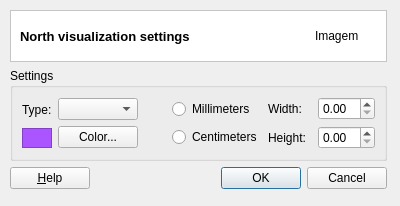
Old version of the form src/terralib/layout/qt/ui/NorthSettings.ui in the repository claudiobogossian/terraprint.
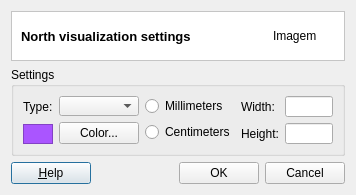
New version of the form.

```diff
--- a/src/terralib/layout/qt/ui/NorthSettings.ui
+++ b/src/terralib/layout/qt/ui/NorthSettings.ui
@@ -6,117 +6,31 @@
    <rect>
     <x>0</x>
     <y>0</y>
-    <width>400</width>
-    <height>206</height>
+    <width>356</width>
+    <height>195</height>
    </rect>
   </property>
-  <property name="sizePolicy">
-   <sizepolicy hsizetype="Fixed" vsizetype="Fixed">
-    <horstretch>0</horstretch>
-    <verstretch>0</verstretch>
-   </sizepolicy>
-  </property>
   <property name="minimumSize">
    <size>
-    <width>400</width>
-    <height>206</height>
+    <width>356</width>
+    <height>195</height>
    </size>
   </property>
   <property name="maximumSize">
    <size>
-    <width>400</width>
-    <height>206</height>
+    <width>356</width>
+    <height>195</height>
    </size>
   </property>
   <property name="windowTitle">
    <string>Dialog</string>
   </property>
-  <widget class="QWidget" name="layoutWidget">
-   <property name="geometry">
-    <rect>
-     <x>10</x>
-     <y>10</y>
-     <width>377</width>
-     <height>179</height>
-    </rect>
-   </property>
-   <layout class="QGridLayout" name="gridLayout_9">
+  <layout class="QGridLayout" name="gridLayout_7">
     <item row="0" column="0">
-     <widget class="QFrame" name="northSettirngs">
-      <property name="styleSheet">
-       <string notr="true">QWidget { background: white }</string>
-      </property>
-      <property name="frameShape">
-       <enum>QFrame::StyledPanel</enum>
-      </property>
-      <property name="frameShadow">
-       <enum>QFrame::Sunken</enum>
-      </property>
-      <layout class="QGridLayout" name="gridLayout_4" columnstretch="1,0">
-       <property name="topMargin">
-        <number>0</number>
-       </property>
-       <property name="bottomMargin">
-        <number>0</number>
-       </property>
-       <property name="horizontalSpacing">
-        <number>9</number>
-       </property>
-       <item row="0" column="0">
-        <widget class="QLabel" name="northTypeTitleLabel">
-         <property name="font">
-          <font>
-           <pointsize>10</pointsize>
-           <weight>75</weight>
-           <bold>true</bold>
-          </font>
-         </property>
-         <property name="text">
-          <string>North visualization settings</string>
-         </property>
-        </widget>
-       </item>
-       <item row="0" column="1">
-        <widget class="QLabel" name="m_imgLabel">
-         <property name="minimumSize">
-          <size>
-           <width>62</width>
-           <height>48</height>
-          </size>
-         </property>
-         <property name="maximumSize">
-          <size>
-           <width>48</width>
-           <height>48</height>
-          </size>
-         </property>
-         <property name="text">
-          <string>Imagem</string>
-         </property>
-        </widget>
-       </item>
-      </layout>
-     </widget>
-    </item>
+    <layout class="QGridLayout" name="gridLayout_6">
     <item row="2" column="0">
-     <layout class="QGridLayout" name="gridLayout_8">
-      <item row="0" column="0">
-       <layout class="QGridLayout" name="gridLayout_27">
-        <item row="0" column="2">
-         <widget class="QPushButton" name="nBtnOK">
-          <property name="text">
-           <string>OK</string>
-          </property>
-         </widget>
-        </item>
-        <item row="0" column="3">
-         <widget class="QPushButton" name="nBtnCancel">
-          <property name="text">
-           <string>Cancel</string>
-          </property>
-         </widget>
-        </item>
-        <item row="0" column="0">
+      <layout class="QHBoxLayout" name="horizontalLayout_2">
+       <item>
          <widget class="QPushButton" name="helpPushButton">
           <property name="text">
            <string>&amp;Help</string>
@@ -126,8 +40,8 @@
           </property>
          </widget>
         </item>
-        <item row="0" column="1">
-         <spacer name="horizontalSpacer">
+       <item>
+        <spacer name="horizontalSpacerHelp">
           <property name="orientation">
            <enum>Qt::Horizontal</enum>
           </property>
@@ -139,12 +53,24 @@
           </property>
          </spacer>
         </item>
-       </layout>
+       <item>
+        <widget class="QPushButton" name="nBtnOK">
+         <property name="text">
+          <string>OK</string>
+         </property>
+        </widget>
+       </item>
+       <item>
+        <widget class="QPushButton" name="nBtnCancel">
+         <property name="text">
+          <string>Cancel</string>
+         </property>
+        </widget>
       </item>
      </layout>
     </item>
     <item row="1" column="0">
-     <widget class="QGroupBox" name="grpSettings_2">
+      <widget class="QGroupBox" name="grpSettingsCenter">
       <property name="title">
        <string>Settings</string>
       </property>
@@ -153,20 +79,26 @@
       </property>
       <layout class="QGridLayout" name="gridLayout_18">
        <item row="0" column="0">
-        <layout class="QGridLayout" name="gridLayout_7">
+         <layout class="QGridLayout" name="gridLayout_3">
          <item row="0" column="0">
-          <layout class="QGridLayout" name="gridLayout_10">
-           <item row="0" column="0">
-            <layout class="QGridLayout" name="gridLayout_11">
-             <item row="0" column="0">
+           <layout class="QHBoxLayout" name="horizontalLayout">
+            <item>
+             <layout class="QVBoxLayout" name="verticalLayout">
+              <item>
               <widget class="QLabel" name="lblType">
                <property name="text">
                 <string>Type:</string>
                </property>
               </widget>
              </item>
-             <item row="1" column="0">
+              <item>
               <widget class="QFrame" name="colorNorth">
+                <property name="minimumSize">
+                 <size>
+                  <width>27</width>
+                  <height>20</height>
+                 </size>
+                </property>
                <property name="maximumSize">
                 <size>
                  <width>100</width>
@@ -628,9 +560,25 @@
              </item>
             </layout>
            </item>
-           <item row="0" column="1">
-            <layout class="QGridLayout" name="gridLayout_12">
-             <item row="1" column="0">
+            <item>
+             <layout class="QVBoxLayout" name="verticalLayout_2">
+              <item>
+               <widget class="QComboBox" name="cbNorth">
+                <property name="minimumSize">
+                 <size>
+                  <width>69</width>
+                  <height>20</height>
+                 </size>
+                </property>
+                <property name="maximumSize">
+                 <size>
+                  <width>16777215</width>
+                  <height>16777215</height>
+                 </size>
+                </property>
+               </widget>
+              </item>
+              <item>
               <widget class="QPushButton" name="btnColor">
                <property name="text">
                 <string>Color...</string>
@@ -640,15 +588,12 @@
                </property>
               </widget>
              </item>
-             <item row="0" column="0">
-              <widget class="QComboBox" name="cbNorth"/>
-             </item>
             </layout>
            </item>
           </layout>
          </item>
          <item row="0" column="1">
-          <spacer name="horizontalSpacer_6">
+           <spacer name="horizontalSpacerSettings">
            <property name="orientation">
             <enum>Qt::Horizontal</enum>
            </property>
@@ -661,41 +606,9 @@
           </spacer>
          </item>
          <item row="0" column="2">
-          <layout class="QGridLayout" name="gridLayout_23">
-           <item row="0" column="1">
-            <layout class="QGridLayout" name="gridLayout_24">
-             <item row="0" column="0" colspan="2">
-              <widget class="QLabel" name="labelWidth">
-               <property name="text">
-                <string>Width:</string>
-               </property>
-              </widget>
-             </item>
-             <item row="0" column="2">
-              <widget class="QDoubleSpinBox" name="doubleSpinBoxNorthWidth">
-               <property name="singleStep">
-                <double>0.500000000000000</double>
-               </property>
-              </widget>
-             </item>
-             <item row="1" column="0">
-              <widget class="QLabel" name="labelHeight">
-               <property name="text">
-                <string>Height:</string>
-               </property>
-              </widget>
-             </item>
-             <item row="1" column="2">
-              <widget class="QDoubleSpinBox" name="doubleSpinBoxNorthHeight">
-               <property name="singleStep">
-                <double>0.500000000000000</double>
-               </property>
-              </widget>
-             </item>
-            </layout>
-           </item>
+           <layout class="QGridLayout" name="gridLayout_2">
            <item row="0" column="0">
-            <layout class="QGridLayout" name="gridLayout_25">
+             <layout class="QGridLayout" name="gridLayoutRdb">
              <item row="0" column="0">
               <widget class="QRadioButton" name="rdbMillimeters">
                <property name="text">
@@ -712,15 +625,112 @@
              </item>
             </layout>
            </item>
-          </layout>
-         </item>
+            <item row="0" column="1">
+             <layout class="QGridLayout" name="gridLayout">
+              <item row="0" column="0">
+               <layout class="QVBoxLayout" name="verticalLayout_3">
+                <item>
+                 <widget class="QLabel" name="labelWidth">
+                  <property name="text">
+                   <string>Width:</string>
+                  </property>
+                 </widget>
+                </item>
+                <item>
+                 <widget class="QLabel" name="labelHeight">
+                  <property name="text">
+                   <string>Height:</string>
+                  </property>
+                 </widget>
+                </item>
+               </layout>
+              </item>
+              <item row="0" column="1">
+               <layout class="QVBoxLayout" name="verticalLayout_4">
+                <item>
+                 <widget class="QLineEdit" name="lineEditNorthWidth"/>
+                </item>
+                <item>
+                 <widget class="QLineEdit" name="lineEditNorthHeight"/>
+                </item>
         </layout>
        </item>
       </layout>
-     </widget>
-    </item>
-   </layout>
-  </widget>
+            </item>
+           </layout>
+          </item>
+         </layout>
+        </item>
+       </layout>
+      </widget>
+     </item>
+     <item row="0" column="0">
+      <widget class="QFrame" name="NorthSettirngs">
+       <property name="styleSheet">
+        <string notr="true">QWidget { background: white }</string>
+       </property>
+       <property name="frameShape">
+        <enum>QFrame::StyledPanel</enum>
+       </property>
+       <property name="frameShadow">
+        <enum>QFrame::Sunken</enum>
+       </property>
+       <layout class="QGridLayout" name="gridLayout_4" columnstretch="1,0">
+        <property name="topMargin">
+         <number>0</number>
+        </property>
+        <property name="bottomMargin">
+         <number>0</number>
+        </property>
+        <property name="horizontalSpacing">
+         <number>9</number>
+        </property>
+        <item row="0" column="1">
+         <widget class="QLabel" name="m_imgLabel">
+          <property name="minimumSize">
+           <size>
+            <width>62</width>
+            <height>48</height>
+           </size>
+          </property>
+          <property name="maximumSize">
+           <size>
+            <width>48</width>
+            <height>48</height>
+           </size>
+          </property>
+          <property name="text">
+           <string>Imagem</string>
+          </property>
+         </widget>
+        </item>
+        <item row="0" column="0">
+         <widget class="QLabel" name="northTypeTitleLabel">
+          <property name="font">
+           <font>
+            <pointsize>10</pointsize>
+            <weight>75</weight>
+            <bold>true</bold>
+           </font>
+          </property>
+          <property name="text">
+           <string>North visualization settings</string>
+          </property>
+         </widget>
+        </item>
+       </layout>
+      </widget>
+     </item>
+    </layout>
+   </item>
+  </layout>
+  <zorder>layoutWidget</zorder>
+  <zorder></zorder>
+  <zorder>lineEditNorthWidth</zorder>
+  <zorder>lineEditNorthHeight</zorder>
+  <zorder>lineEditNorthHeight</zorder>
+  <zorder></zorder>
+  <zorder>NorthSettirngs</zorder>
  </widget>
  <resources/>
  <connections/>
```
Left out of the diff: 2 changed lines with no effect on the pictures. Lines whose indentation alone changed are shown as unchanged.
